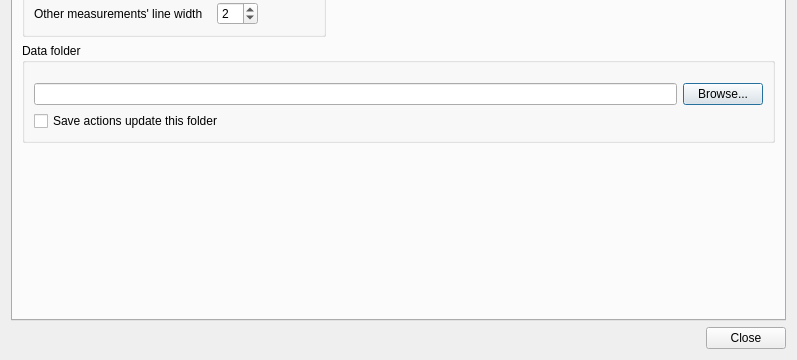
Old version of the form desktop/settings.ui in the repository K4HEZ/AntScopeZ; both pictures show x 0 to 797 and y 250 to 610 of the 797 by 610 pixel window.
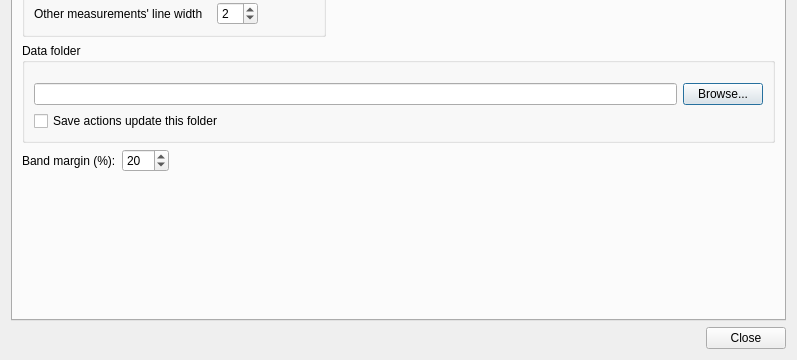
New version of the form. The open tabs and pages were chosen to show the change. Custom widgets are drawn as their Qt base class.

Commit message: Desktop cable picker, band margin; shared cable filter/recents in core

What changed in the file:
```diff
--- a/desktop/settings.ui
+++ b/desktop/settings.ui
@@ -306,6 +306,46 @@
         </widget>
        </item>
        <item row="2" column="0" colspan="2">
+        <layout class="QHBoxLayout" name="horizontalLayout_bandMargin">
+         <item>
+          <widget class="QLabel" name="label_bandMargin">
+           <property name="toolTip">
+            <string>Extra range added on each side of a band picked in the band selector, as a percentage of the band's width. Presets are never padded.</string>
+           </property>
+           <property name="text">
+            <string>Band margin (%):</string>
+           </property>
+          </widget>
+         </item>
+         <item>
+          <widget class="NoScrollSpinBox" name="spinBoxBandMargin">
+           <property name="toolTip">
+            <string>Extra range added on each side of a band picked in the band selector, as a percentage of the band's width. Presets are never padded.</string>
+           </property>
+           <property name="maximum">
+            <number>100</number>
+           </property>
+           <property name="value">
+            <number>20</number>
+           </property>
+          </widget>
+         </item>
+         <item>
+          <spacer name="horizontalSpacer_bandMargin">
+           <property name="orientation">
+            <enum>Qt::Orientation::Horizontal</enum>
+           </property>
+           <property name="sizeHint" stdset="0">
+            <size>
+             <width>40</width>
+             <height>20</height>
+            </size>
+           </property>
+          </spacer>
+         </item>
+        </layout>
+       </item>
+       <item row="3" column="0" colspan="2">
         <spacer name="verticalSpacer_general_bottom">
          <property name="orientation">
           <enum>Qt::Orientation::Vertical</enum>
```
Left out of the diff: 2 changed lines with no effect on the pictures. The commit also changes 14 other files.
